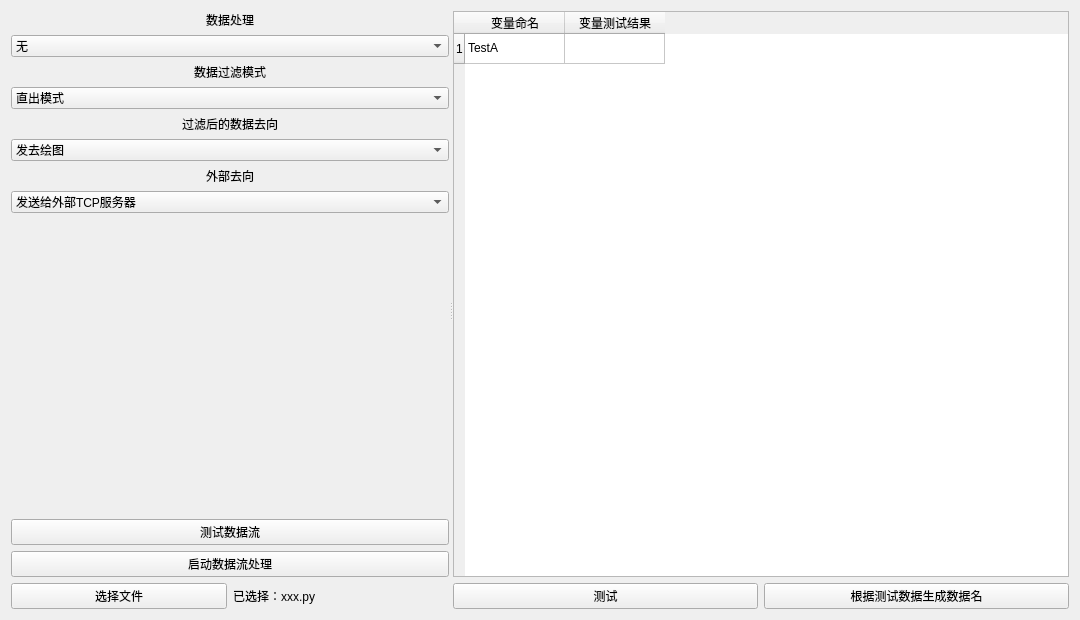
Above: components/DataCirculation/datacirculation.ui from xutongxin1/WirelessMonitor before the change. Below: the same form after it.
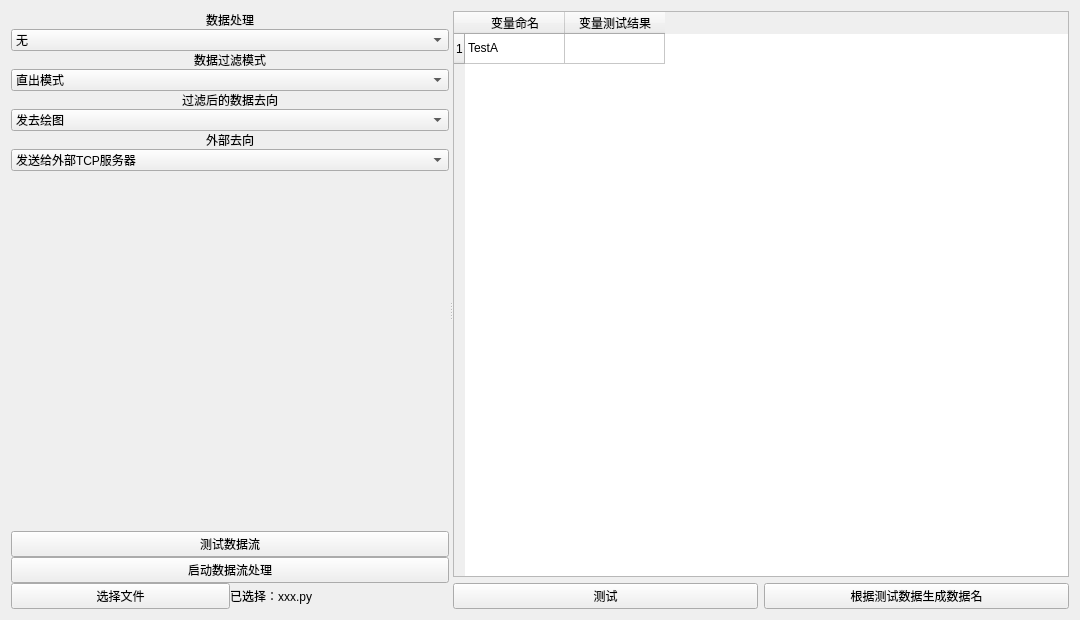
That is the form after the change. Custom widgets are drawn as their Qt base class.

Diff of the .ui file:
```diff
--- a/components/DataCirculation/datacirculation.ui
+++ b/components/DataCirculation/datacirculation.ui
@@ -21,8 +21,13 @@
      </property>
      <widget class="QWidget" name="verticalLayoutWidget_2">
       <layout class="QVBoxLayout" name="verticalLayout_2">
+       <property name="spacing">
+        <number>0</number>
+       </property>
        <item>
-        <widget class="QLabel" name="label_2">
+        <layout class="QVBoxLayout" name="grpProcessMode">
+         <item>
+          <widget class="QLabel" name="labelProcessMode">
          <property name="text">
           <string>数据处理</string>
          </property>
@@ -50,8 +55,12 @@
          </item>
         </widget>
        </item>
+        </layout>
+       </item>
        <item>
-        <widget class="QLabel" name="label">
+        <layout class="QVBoxLayout" name="grpCirculationMode">
+         <item>
+          <widget class="QLabel" name="labelCirculationMode">
          <property name="layoutDirection">
           <enum>Qt::LeftToRight</enum>
          </property>
@@ -64,7 +73,7 @@
         </widget>
        </item>
        <item>
-        <widget class="QComboBox" name="comCirculateMode">
+          <widget class="QComboBox" name="comCirculationMode">
          <property name="layoutDirection">
           <enum>Qt::LeftToRight</enum>
          </property>
@@ -106,8 +115,12 @@
          </item>
         </widget>
        </item>
+        </layout>
+       </item>
        <item>
-        <widget class="QLabel" name="label_3">
+        <layout class="QVBoxLayout" name="grpDateFlowMode">
+         <item>
+          <widget class="QLabel" name="labelDateFlowMode">
          <property name="text">
           <string>过滤后的数据去向</string>
          </property>
@@ -130,8 +143,12 @@
          </item>
         </widget>
        </item>
+        </layout>
+       </item>
        <item>
-        <widget class="QLabel" name="label_4">
+        <layout class="QVBoxLayout" name="grpOutputMode">
+         <item>
+          <widget class="QLabel" name="labelOutputMode">
          <property name="text">
           <string>外部去向</string>
          </property>
@@ -154,6 +171,8 @@
          </item>
         </widget>
        </item>
+        </layout>
+       </item>
        <item>
         <spacer name="verticalSpacer">
          <property name="orientation">
```
Left out of the diff: 4 changed lines with no effect on the pictures. Lines whose indentation alone changed are shown as unchanged.
